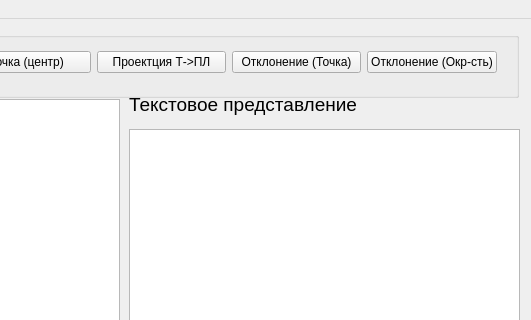
Before: the Qt Designer form Measurement_TestTask/UMeasure.ui in Unchpokable/MeasurementSim-TestTask, drawn with Qt 5; both pictures show x 741 to 1272 and y 0 to 320 of the 1272 by 733 pixel window.
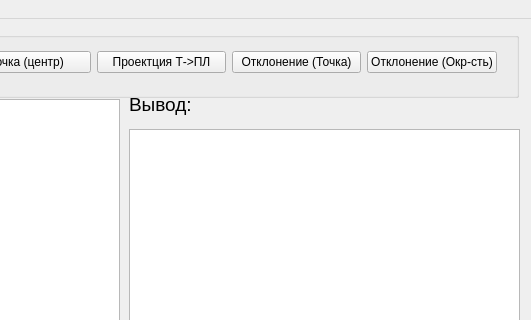
After: the same form once the commit is applied.

Diff of the .ui file:
```diff
--- a/Measurement_TestTask/UMeasure.ui
+++ b/Measurement_TestTask/UMeasure.ui
@@ -133,7 +133,7 @@
      </font>
     </property>
     <property name="text">
-     <string>Текстовое представление</string>
+     <string>Вывод:</string>
     </property>
    </widget>
    <widget class="QPushButton" name="startProgramButton">
```
